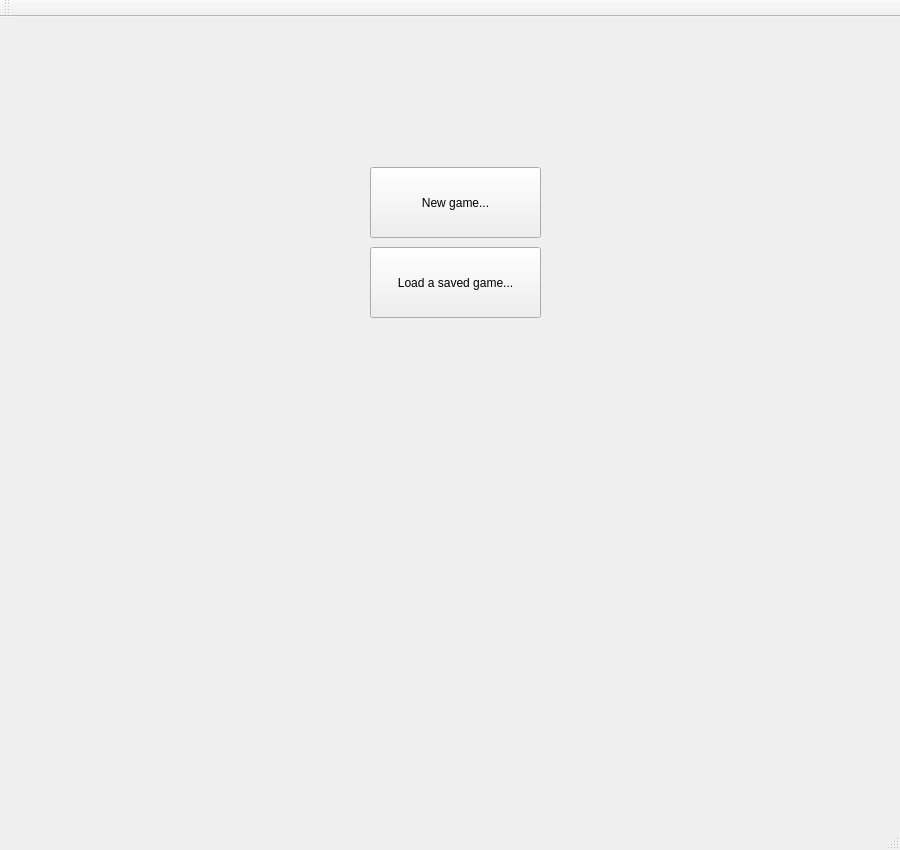
The window that mainwindow.ui (W3SS/chess-qt) describes before a commit, drawn with Qt 5.
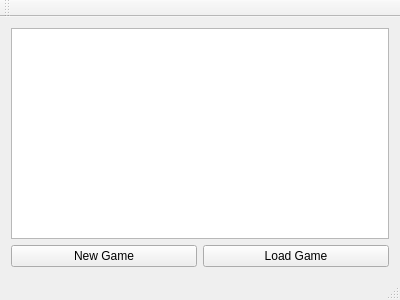
The same window after the commit.

Patch:
```diff
--- a/mainwindow.ui
+++ b/mainwindow.ui
@@ -6,67 +6,37 @@
    <rect>
     <x>0</x>
     <y>0</y>
-    <width>900</width>
-    <height>850</height>
+    <width>400</width>
+    <height>300</height>
    </rect>
   </property>
-  <property name="sizePolicy">
-   <sizepolicy hsizetype="Maximum" vsizetype="Maximum">
-    <horstretch>0</horstretch>
-    <verstretch>0</verstretch>
-   </sizepolicy>
-  </property>
-  <property name="minimumSize">
-   <size>
-    <width>800</width>
-    <height>800</height>
-   </size>
-  </property>
-  <property name="maximumSize">
-   <size>
-    <width>900</width>
-    <height>850</height>
-   </size>
-  </property>
-  <property name="baseSize">
-   <size>
-    <width>800</width>
-    <height>800</height>
-   </size>
-  </property>
   <property name="windowTitle">
    <string>Chess - Game</string>
   </property>
   <widget class="QWidget" name="centralWidget">
-   <widget class="QPushButton" name="pushButtonLoad">
-    <property name="enabled">
-     <bool>true</bool>
-    </property>
-    <property name="geometry">
-     <rect>
-      <x>370</x>
-      <y>230</y>
-      <width>171</width>
-      <height>71</height>
-     </rect>
-    </property>
-    <property name="text">
-     <string>Load a saved game...</string>
-    </property>
-   </widget>
-   <widget class="QPushButton" name="pushButtonNew">
-    <property name="geometry">
-     <rect>
-      <x>370</x>
-      <y>150</y>
-      <width>171</width>
-      <height>71</height>
-     </rect>
-    </property>
-    <property name="text">
-     <string>New game...</string>
-    </property>
-   </widget>
+   <layout class="QVBoxLayout" name="verticalLayout">
+    <item>
+     <widget class="QGraphicsView" name="graphicsView"/>
+    </item>
+    <item>
+     <layout class="QHBoxLayout" name="horizontalLayout">
+      <item>
+       <widget class="QPushButton" name="newButton">
+        <property name="text">
+         <string>New Game</string>
+        </property>
+       </widget>
+      </item>
+      <item>
+       <widget class="QPushButton" name="loadButton">
+        <property name="text">
+         <string>Load Game</string>
+        </property>
+       </widget>
+      </item>
+     </layout>
+    </item>
+   </layout>
   </widget>
   <widget class="QMenuBar" name="menuBar">
    <property name="geometry">
```
Left out of the diff: 4 changed lines with no effect on the pictures.
